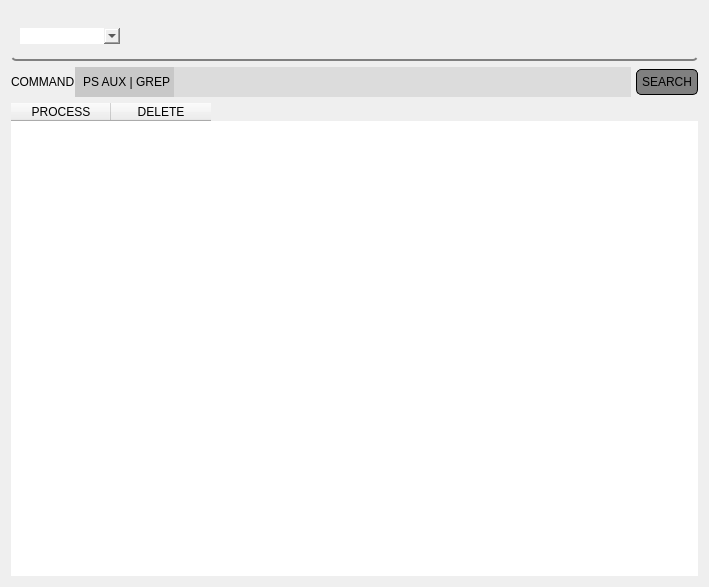
This is process_panel/resource/process_panel.ui in GroupOfRobots/MiniRysRQT as Qt 5 draws it before an edit. The edited form follows.
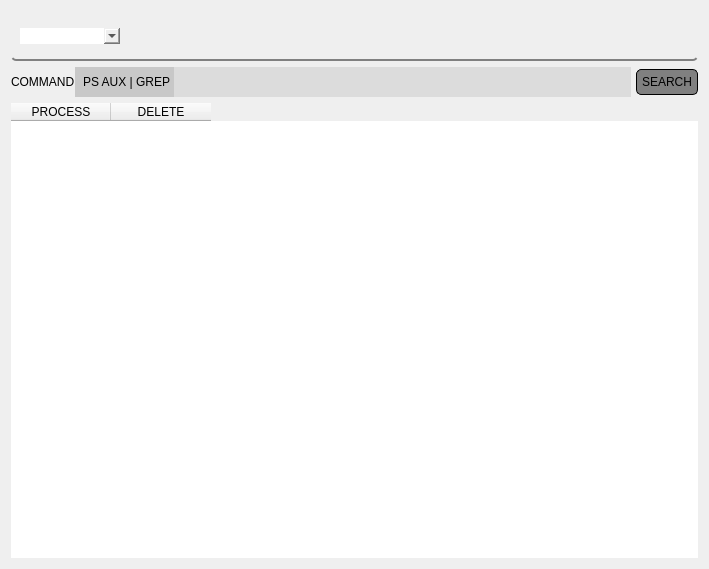
This is the edited form. Icons and pictures are not drawn.

Commit message: process panel working example

What changed in the file:
```diff
--- a/process_panel/resource/process_panel.ui
+++ b/process_panel/resource/process_panel.ui
@@ -7,7 +7,7 @@
     <x>0</x>
     <y>0</y>
     <width>709</width>
-    <height>587</height>
+    <height>569</height>
    </rect>
   </property>
   <property name="maximumSize">
```
Left out of the diff: 2 changed lines with no effect on the pictures. The commit also changes 1 other file.
